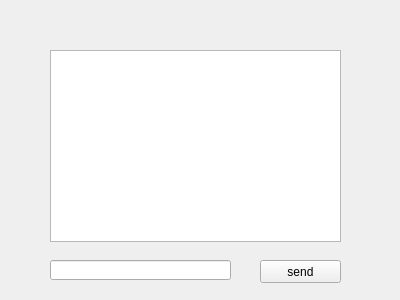
Before: the Qt Designer form chat.ui in ketro96/Hangman, drawn with Qt 5.
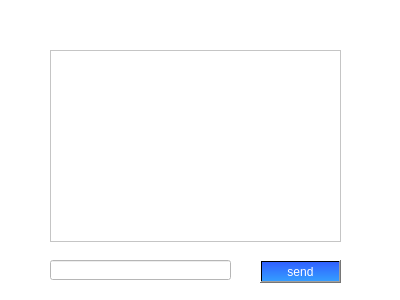
After: the same form once the commit is applied.

Diff of the .ui file:
```diff
--- a/chat.ui
+++ b/chat.ui
@@ -13,6 +13,9 @@
   <property name="windowTitle">
    <string>Form</string>
   </property>
+  <property name="styleSheet">
+   <string notr="true">background:rgb(255, 255, 255)</string>
+  </property>
   <widget class="QListWidget" name="lwChat">
    <property name="geometry">
     <rect>
@@ -55,6 +58,11 @@
      <height>23</height>
     </rect>
    </property>
+   <property name="styleSheet">
+    <string notr="true">background:qlineargradient(spread:pad, x1:0.483318, y1:0.011, x2:0.483318, y2:1, stop:0 rgba(49, 97, 255, 255), stop:1 rgba(52, 157, 255, 255));
+font: 25 13pt &quot;Segoe UI Light&quot;;
+color: rgb(255, 255, 255)</string>
+   </property>
    <property name="text">
     <string>send</string>
    </property>
```
